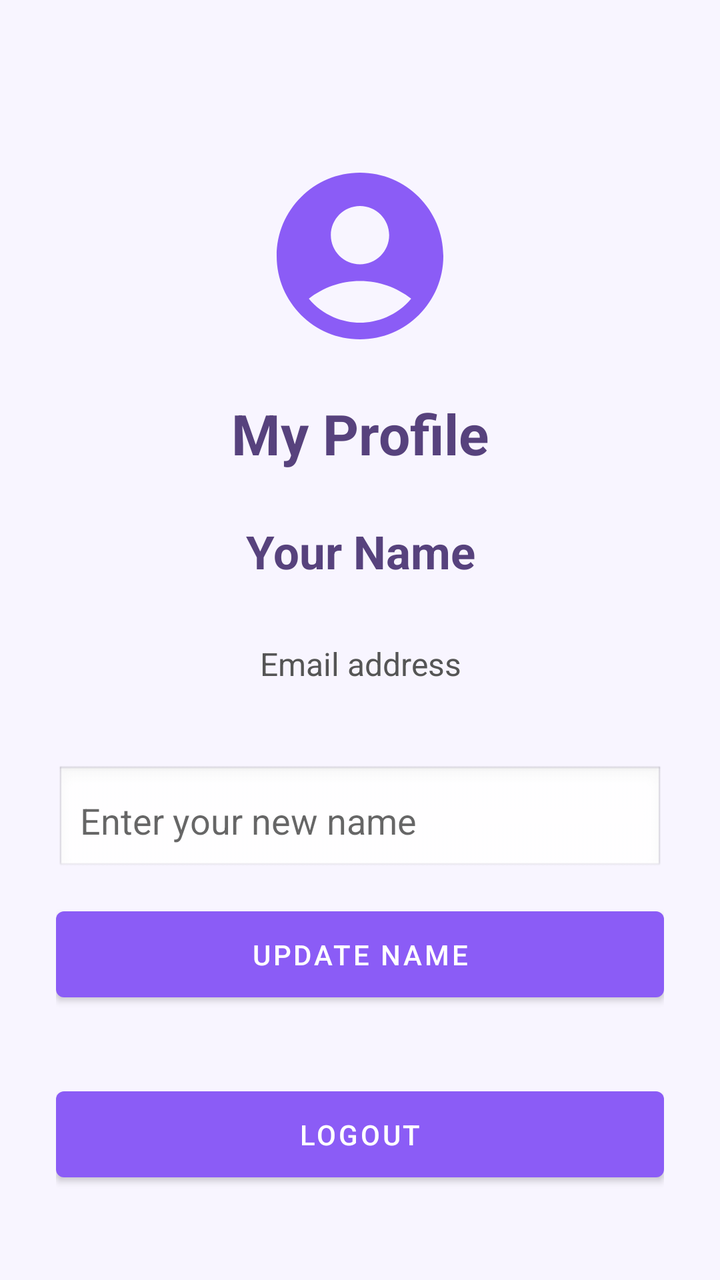
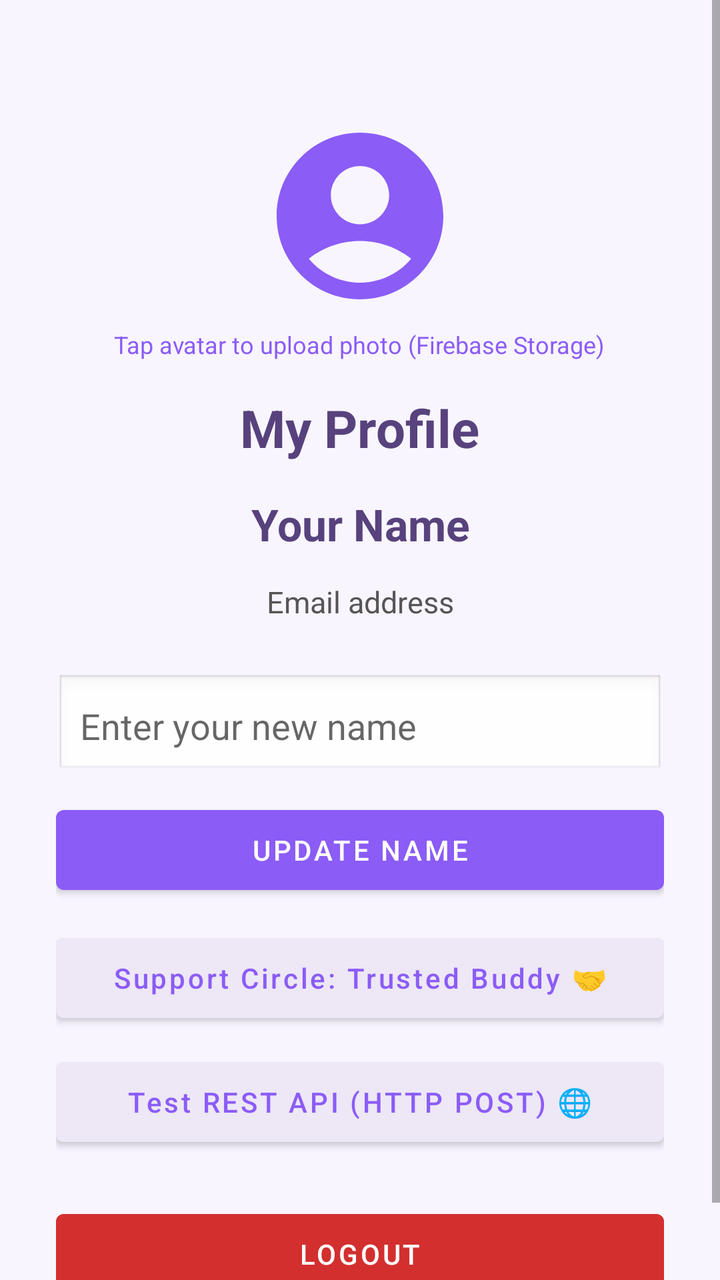

Before-and-after screenshots of an Android layout around one commit, followed by the original layout XML and the change that was made.
<!-- AndroidManifest.xml: application theme Theme.LittleByLittle -->
<!-- res/layout/activity_profile.xml -->
<?xml version="1.0" encoding="utf-8"?>
<ScrollView xmlns:android="http://schemas.android.com/apk/res/android"
    android:layout_width="match_parent"
    android:layout_height="match_parent"
    android:background="#F8F5FF">

    <LinearLayout
        android:layout_width="match_parent"
        android:layout_height="wrap_content"
        android:orientation="vertical"
        android:gravity="center_horizontal"
        android:padding="28dp">

        
        <ImageView
            android:layout_width="100dp"
            android:layout_height="100dp"
            android:src="@drawable/ic_avatar"
            android:contentDescription="Profile avatar"
            android:layout_marginTop="50dp" />

        
        <TextView
            android:layout_width="wrap_content"
            android:layout_height="wrap_content"
            android:text="My Profile"
            android:textSize="28sp"
            android:textStyle="bold"
            android:textColor="#57427D"
            android:layout_marginTop="20dp" />

        
        <TextView
            android:id="@+id/tvProfileName"
            android:layout_width="match_parent"
            android:layout_height="wrap_content"
            android:text="Your Name"
            android:textSize="23sp"
            android:textStyle="bold"
            android:textColor="#57427D"
            android:gravity="center"
            android:layout_marginTop="25dp" />

        
        <TextView
            android:id="@+id/tvProfileEmail"
            android:layout_width="match_parent"
            android:layout_height="wrap_content"
            android:text="Email address"
            android:textSize="16sp"
            android:textColor="#555555"
            android:gravity="center"
            android:padding="20dp"
            android:layout_marginTop="10dp" />

        
        <EditText
            android:id="@+id/etEditName"
            android:layout_width="match_parent"
            android:layout_height="55dp"
            android:hint="Enter your new name"
            android:padding="12dp"
            android:singleLine="true"
            android:inputType="textPersonName"
            android:layout_marginTop="20dp"
            android:background="@android:drawable/edit_text" />

        
        <Button
            android:id="@+id/btnUpdateName"
            android:layout_width="match_parent"
            android:layout_height="55dp"
            android:text="Update Name"
            android:layout_marginTop="12dp" />

        
        <Button
            android:id="@+id/btnLogout"
            android:layout_width="match_parent"
            android:layout_height="55dp"
            android:text="Logout"
            android:layout_marginTop="35dp" />

    </LinearLayout>

</ScrollView>
<!-- resources referenced by this layout -->
<resources>
  <!-- drawable ic_avatar (drawable) -->
  <?xml version="1.0" encoding="utf-8"?>
  <vector xmlns:android="http://schemas.android.com/apk/res/android"
      android:width="40dp"
      android:height="40dp"
      android:viewportWidth="24"
      android:viewportHeight="24">
      <path
          android:fillColor="@color/purple_primary"
          android:pathData="M12,2C6.48,2 2,6.48 2,12s4.48,10 10,10 10,-4.48 10,-10S17.52,2 12,2zM12,6c1.93,0 3.5,1.57 3.5,3.5S13.93,13 12,13s-3.5,-1.57 -3.5,-3.5S10.07,6 12,6zM12,20c-2.03,0 -4.43,-0.82 -6.14,-2.88C7.55,15.8 9.68,15 12,15s4.45,0.8 6.14,2.12C16.43,19.18 14.03,20 12,20z" />
  </vector>
  <style name="Theme.LittleByLittle" parent="Theme.MaterialComponents.DayNight.NoActionBar">
          
          <item name="colorPrimary">@color/purple_primary</item>
          <item name="colorPrimaryVariant">@color/purple_gradient_start</item>
          <item name="colorOnPrimary">@color/white</item>
          
          
          <item name="android:windowBackground">@color/bg_main</item>
          <item name="android:statusBarColor">@color/bg_main</item>
          <item name="android:windowLightStatusBar">true</item>
      </style>
  <color name="purple_primary">#8B5CF6</color>
  <color name="purple_gradient_start">#7C3AED</color>
  <color name="white">#FFFFFFFF</color>
  <color name="bg_main">#F8F9FB</color>
</resources>

<!-- the commit's change to res/layout/activity_profile.xml (unified diff, before → after) -->
@@ -13,21 +13,34 @@
 
         
         <ImageView
+            android:id="@+id/ivProfileAvatar"
             android:layout_width="100dp"
             android:layout_height="100dp"
             android:src="@drawable/ic_avatar"
             android:contentDescription="Profile avatar"
-            android:layout_marginTop="50dp" />
+            android:layout_marginTop="30dp"
+            android:clickable="true"
+            android:focusable="true"
+            android:background="?android:attr/selectableItemBackgroundBorderless" />
+
+        <TextView
+            android:id="@+id/tvChangePhotoHint"
+            android:layout_width="wrap_content"
+            android:layout_height="wrap_content"
+            android:text="Tap avatar to upload photo (Firebase Storage)"
+            android:textSize="12sp"
+            android:textColor="@color/purple_primary"
+            android:layout_marginTop="6dp" />
 
         
         <TextView
             android:layout_width="wrap_content"
             android:layout_height="wrap_content"
             android:text="My Profile"
-            android:textSize="28sp"
+            android:textSize="26sp"
             android:textStyle="bold"
             android:textColor="#57427D"
-            android:layout_marginTop="20dp" />
+            android:layout_marginTop="16dp" />
 
         
         <TextView
@@ -35,11 +48,11 @@
             android:layout_width="match_parent"
             android:layout_height="wrap_content"
             android:text="Your Name"
-            android:textSize="23sp"
+            android:textSize="22sp"
             android:textStyle="bold"
             android:textColor="#57427D"
             android:gravity="center"
-            android:layout_marginTop="25dp" />
+            android:layout_marginTop="16dp" />
 
         
         <TextView
@@ -47,39 +60,62 @@
             android:layout_width="match_parent"
             android:layout_height="wrap_content"
             android:text="Email address"
-            android:textSize="16sp"
+            android:textSize="15sp"
             android:textColor="#555555"
             android:gravity="center"
-            android:padding="20dp"
-            android:layout_marginTop="10dp" />
+            android:padding="10dp"
+            android:layout_marginTop="4dp" />
 
         
         <EditText
             android:id="@+id/etEditName"
             android:layout_width="match_parent"
-            android:layout_height="55dp"
+            android:layout_height="52dp"
             android:hint="Enter your new name"
             android:padding="12dp"
             android:singleLine="true"
             android:inputType="textPersonName"
-            android:layout_marginTop="20dp"
+            android:layout_marginTop="16dp"
             android:background="@android:drawable/edit_text" />
 
         
         <Button
             android:id="@+id/btnUpdateName"
             android:layout_width="match_parent"
-            android:layout_height="55dp"
+            android:layout_height="52dp"
             android:text="Update Name"
+            android:layout_marginTop="10dp" />
+
+        
+        <Button
+            android:id="@+id/btnOpenSupportBuddy"
+            android:layout_width="match_parent"
+            android:layout_height="52dp"
+            android:backgroundTint="#EDE7F6"
+            android:textColor="@color/purple_primary"
+            android:text="Support Circle: Trusted Buddy 🤝"
+            android:textAllCaps="false"
             android:layout_marginTop="12dp" />
+
+        
+        <Button
+            android:id="@+id/btnTestRestApi"
+            android:layout_width="match_parent"
+            android:layout_height="52dp"
+            android:backgroundTint="#EDE7F6"
+            android:textColor="@color/purple_primary"
+            android:text="Test REST API (HTTP POST) 🌐"
+            android:textAllCaps="false"
+            android:layout_marginTop="10dp" />
 
         
         <Button
             android:id="@+id/btnLogout"
             android:layout_width="match_parent"
-            android:layout_height="55dp"
+            android:layout_height="52dp"
+            android:backgroundTint="#D32F2F"
             android:text="Logout"
-            android:layout_marginTop="35dp" />
+            android:layout_marginTop="24dp" />
 
     </LinearLayout>
 
